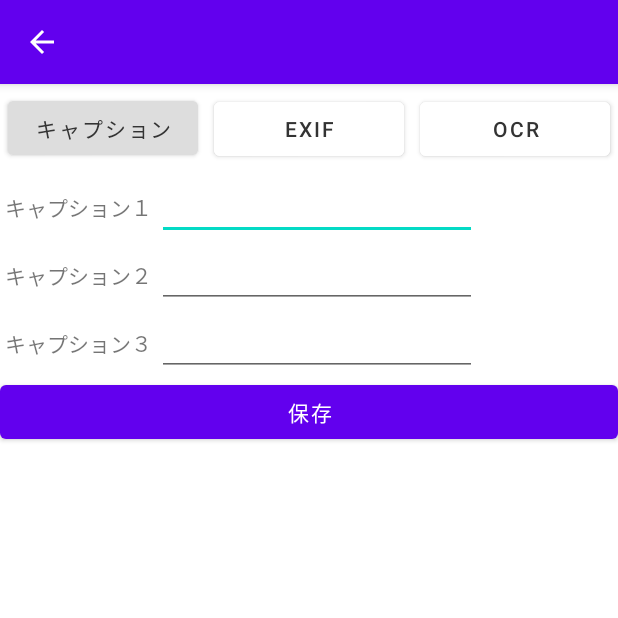
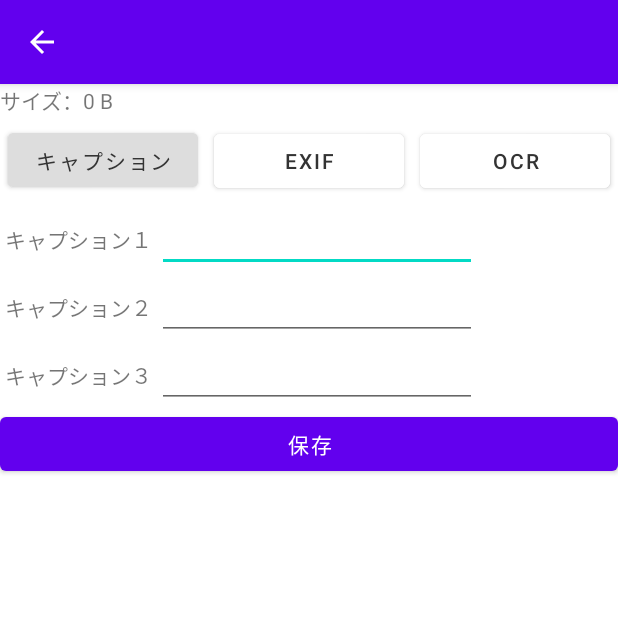
Before and after one commit to reone19/Exif, an Android app: the PhotoDetailActivity screen opened directly, with no data from a screen before it, on a phone screen of 412 x 824 dp, the top half of it. Run offline under Robolectric (Android 15) with nearby library versions, the phone set to English and light mode, and no system bars; 3 statements that could not run were skipped.

```diff
--- a/app/src/main/java/com/example/exif/PhotoDetailActivity.kt
+++ b/app/src/main/java/com/example/exif/PhotoDetailActivity.kt
@@ -3,7 +3,10 @@ package com.example.exif
 import android.graphics.Color
 import android.os.Build
 import android.os.Bundle
+import android.text.format.Formatter
+import android.widget.Button
 import android.widget.ImageView
+import android.widget.TextView
 import androidx.annotation.RequiresApi
 import androidx.appcompat.app.AppCompatActivity
 import com.bumptech.glide.Glide
@@ -12,6 +15,7 @@ import com.example.exif.databinding.ActivityPhotoDetailBinding
 // 画像のパス
 var imagePath: String? = null
 var imageName: String? = null
+var imageSize: Long? = null
 var photoID: String? = null
 
 class PhotoDetailActivity : AppCompatActivity() {
@@ -29,13 +33,19 @@ class PhotoDetailActivity : AppCompatActivity() {
         // 画像の名前を受け取るためのデータ
         imageName = intent.getStringExtra("name")
         photoID = intent.getStringExtra("id")
+        imageSize = intent.getLongExtra("size", 0)
+        val SizeStr: String = Formatter.formatFileSize(this, imageSize!!)
         val resultImage = findViewById<ImageView>(R.id.imageView)
-
+        // スマホトップ左に画像の名前を表示
+        supportActionBar?.title = imageName
         // アプリバーの表示
         // 戻るボタン
         supportActionBar?.setDisplayHomeAsUpEnabled(true)
-        // タイトル
-        supportActionBar?.title = imageName
+
+
+        val resultSize = findViewById<TextView>(R.id.textView)
+        resultSize.setText("サイズ："+SizeStr)
+
 
 
         // グリットレイアウトの画像のため、画像をGlideで画像のパスを取得、xmlの画像IDと紐づけて、画像を出力している。
@@ -88,8 +98,6 @@ class PhotoDetailActivity : AppCompatActivity() {
             binding.ocrButton.setBackgroundColor((Color.parseColor("#dddddd")))
         }
     }
-
-
     // アプリバーの戻るボタンを押したときにfinish
     override fun onSupportNavigateUp(): Boolean {
         finish()
--- a/app/src/main/java/com/example/exif/SampleDBHelper.kt
+++ b/app/src/main/java/com/example/exif/SampleDBHelper.kt
@@ -14,7 +14,7 @@ class SampleDBHelper(
 
     override fun onCreate(database: SQLiteDatabase?) {
         database?.execSQL("create table if not exists Album (id text primary key, text_id text, subtext_id text, photo_num integer, name text, num integer)");
-        database?.execSQL("create table if not exists Photo (id text primary key, path text, name text, sentence1 text, sentence2 text, sentence3 text)");
+        database?.execSQL("create table if not exists Photo (id text primary key, path text, name text, sentence1 text, sentence2 text, sentence3 text, size long)");
         database?.execSQL("create table if not exists Album_Photo (photo_id text, album_id text, FOREIGN KEY(photo_id) REFERENCES Photo(id), FOREIGN KEY(album_id) REFERENCES Album(id))");
         database?.execSQL("create table if not exists Meta (photo_id text primary key, image_name text, image_length text, image_width text, y_resolution text, x_resolution text, bits_per_sample text, compression text, image_orientation text, image_description text, artist text, maker text, model text, aperture text, exposure_time text, iso_speed text, exposure_bias text, f_number text, shutter_speed text, focal_length text, metering_mode text, flash text, strip_offsets text, gps_version_id text, gps_latitude text, gps_longitude text, gps_altitude text, date_time_original text, change_date_and_time text, FOREIGN KEY(photo_id) REFERENCES Photo(id))");
     }
--- a/app/src/main/java/com/example/exif/model/Photo.kt
+++ b/app/src/main/java/com/example/exif/model/Photo.kt
@@ -6,6 +6,7 @@ class Image {
     var albumId: String? = null
     var imagePath: String? = null
     var imageName: String? = null
+    var imageSize: Long? = null
     var imageSentence1: String? = null
     var imageSentence2: String? = null
     var imageSentence3: String? = null
--- a/app/src/main/java/com/example/exif/model/PhotoAdapter.kt
+++ b/app/src/main/java/com/example/exif/model/PhotoAdapter.kt
@@ -52,6 +52,7 @@ class PhotoAdapter(private var context: Context, private var imagesList: ArrayLi
             intent.putExtra("id", currentImage.imageId)
             intent.putExtra("path", currentImage.imagePath)
             intent.putExtra("name", currentImage.imageName)
+            intent.putExtra("size", currentImage.imageSize)
             intent.putExtra("sentence1", currentImage.imageSentence1)
             intent.putExtra("sentence2", currentImage.imageSentence2)
             intent.putExtra("sentence3", currentImage.imageSentence3)
--- a/app/src/main/res/layout/activity_photo_detail.xml
+++ b/app/src/main/res/layout/activity_photo_detail.xml
@@ -17,6 +17,12 @@
             android:layout_height="match_parent"
             android:orientation="vertical">
 
+
+            <TextView
+                android:id="@+id/textView"
+                android:layout_width="match_parent"
+                android:layout_height="wrap_content"
+                android:text="" />
 
             <ImageView
                 android:id="@+id/imageView"
```
Also changed, not shown: app/src/main/java/com/example/exif/PhotoFragment.kt (+4 -1 lines).
